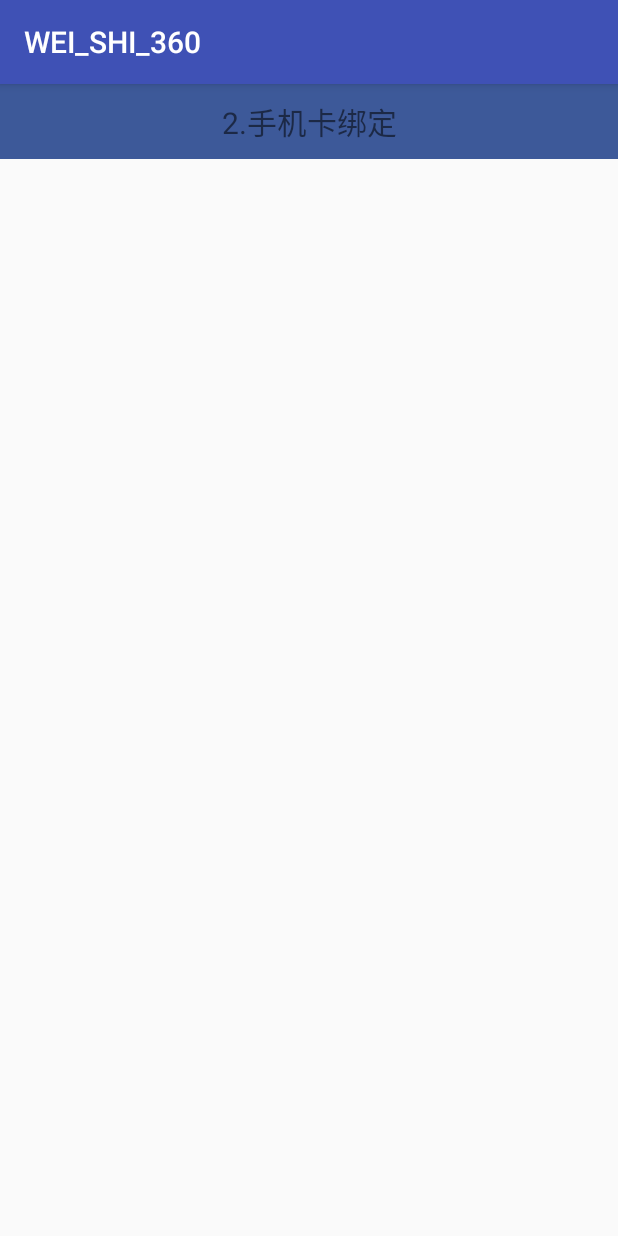
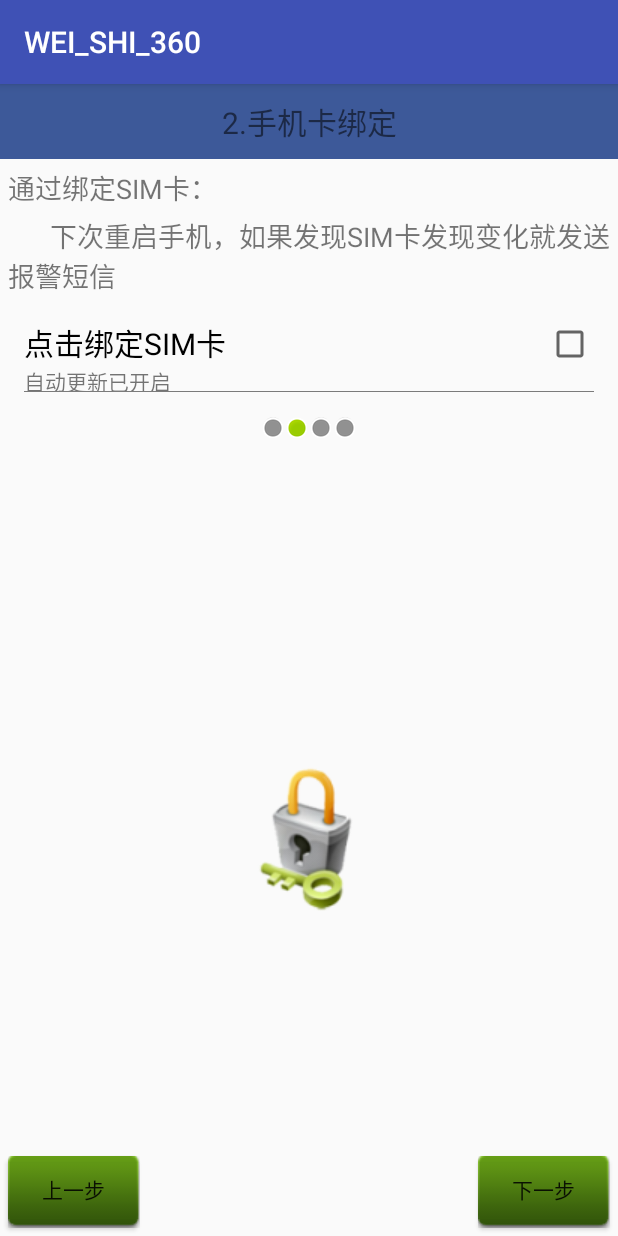
Before and after one commit to zcjxz/WEI_SHI_360, an Android app: the Setup2 screen opened directly, with no data from a screen before it, on a phone screen of 412 x 824 dp. Run offline under Robolectric (Android 15) with nearby library versions, the phone set to English and light mode, and no system bars.

Commit message:
setup2 完成

```diff
--- a/app/src/main/res/layout/activity_setup2.xml
+++ b/app/src/main/res/layout/activity_setup2.xml
@@ -1,10 +1,64 @@
 <?xml version="1.0" encoding="utf-8"?>
-<RelativeLayout xmlns:android="http://schemas.android.com/apk/res/android"
+<LinearLayout xmlns:android="http://schemas.android.com/apk/res/android"
     xmlns:tools="http://schemas.android.com/tools"
     android:layout_width="match_parent"
     android:layout_height="match_parent"
+    xmlns:app="http://schemas.android.com/apk/res-auto"
+    android:orientation="vertical"
     tools:context="com.zcj.wei_shi_360.activity.Setup2">
     <TextView
         style="@style/TitleStyle"
         android:text="2.手机卡绑定"/>
-</RelativeLayout>
+    <TextView
+        style="@style/ContentStyle"
+        android:text="通过绑定SIM卡："/>
+    <TextView
+        style="@style/ContentStyle"
+        android:text="      下次重启手机，如果发现SIM卡发现变化就发送报警短信"/>
+    <com.zcj.wei_shi_360.view.SettingItemView
+        android:layout_width="match_parent"
+        android:layout_height="wrap_content"
+        app:item_title="点击绑定SIM卡"
+        app:desc_on="SIM卡已绑定"
+        app:desc_off="SIM卡未绑定">
+
+    </com.zcj.wei_shi_360.view.SettingItemView>
+    <LinearLayout
+        android:layout_width="match_parent"
+        android:layout_height="wrap_content"
+        android:orientation="horizontal"
+        android:gravity="center">
+        <ImageView
+            android:layout_width="wrap_content"
+            android:layout_height="wrap_content"
+            android:src="@android:drawable/presence_invisible"/>
+        <ImageView
+            android:layout_width="wrap_content"
+            android:layout_height="wrap_content"
+            android:src="@android:drawable/presence_online"/>
+        <ImageView
+            android:layout_width="wrap_content"
+            android:layout_height="wrap_content"
+            android:src="@android:drawable/presence_invisible"/>
+        <ImageView
+            android:layout_width="wrap_content"
+            android:layout_height="wrap_content"
+            android:src="@android:drawable/presence_invisible"/>
+    </LinearLayout>
+    <RelativeLayout
+        android:layout_weight="1"
+        android:layout_width="match_parent"
+        android:layout_height="0dp">
+        <ImageView
+            android:layout_width="wrap_content"
+            android:layout_height="wrap_content"
+            android:layout_centerInParent="true"
+            android:src="@drawable/setup2"/>
+        <Button
+            style="@style/NextStyle"/>
+        <Button
+            style="@style/PreviousStyle" />
+    </RelativeLayout>
+
+
+</LinearLayout>
--- a/app/src/main/res/values/styles.xml
+++ b/app/src/main/res/values/styles.xml
@@ -31,16 +31,7 @@
         <item name="android:layout_marginTop">5dp</item>
         <item name="android:layout_marginLeft">5dp</item>
     </style>
-    <!--<Button-->
-        <!--android:layout_width="wrap_content"-->
-        <!--android:layout_height="wrap_content"-->
-        <!--android:text="下一步"-->
-        <!--android:background="@drawable/button"-->
-        <!--android:layout_alignParentBottom="true"-->
-        <!--android:layout_alignParentRight="true"-->
-        <!--android:layout_marginRight="5dp"-->
-        <!--android:layout_marginBottom="5dp"-->
-        <!--/>-->
+
     <style name="NextStyle">
         <item name="android:layout_width">wrap_content</item>
         <item name="android:layout_height">wrap_content</item>
@@ -52,4 +43,15 @@
         <item name="android:layout_marginBottom">5dp</item>
         <item name="android:onClick">"next"</item>
     </style>
+    <style name="PreviousStyle">
+        <item name="android:layout_width">wrap_content</item>
+        <item name="android:layout_height">wrap_content</item>
+        <item name="android:text">"上一步"</item>
+        <item name="android:background">@drawable/button</item>
+        <item name="android:layout_alignParentBottom">true</item>
+        <item name="android:layout_alignParentLeft">true</item>
+        <item name="android:layout_marginLeft">5dp</item>
+        <item name="android:layout_marginBottom">5dp</item>
+        <item name="android:onClick">"next"</item>
+    </style>
 </resources>
```
